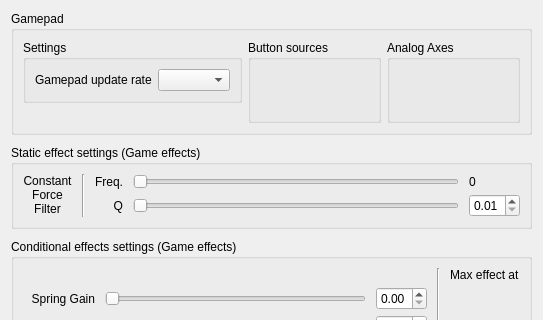
This is res/ffbclass.ui in Ultrawipf/OpenFFBoard-configurator as Qt 5 draws it before an edit; both pictures show x 0 to 543 and y 0 to 320 of the 543 by 469 pixel window. The edited form follows.
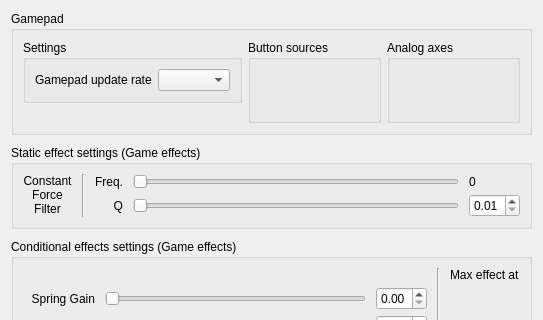
This is the edited form.

What changed in the file:
```diff
--- a/res/ffbclass.ui
+++ b/res/ffbclass.ui
@@ -108,7 +108,7 @@
          </sizepolicy>
         </property>
         <property name="title">
-         <string>Analog Axes</string>
+         <string>Analog axes</string>
         </property>
        </widget>
       </item>
```
